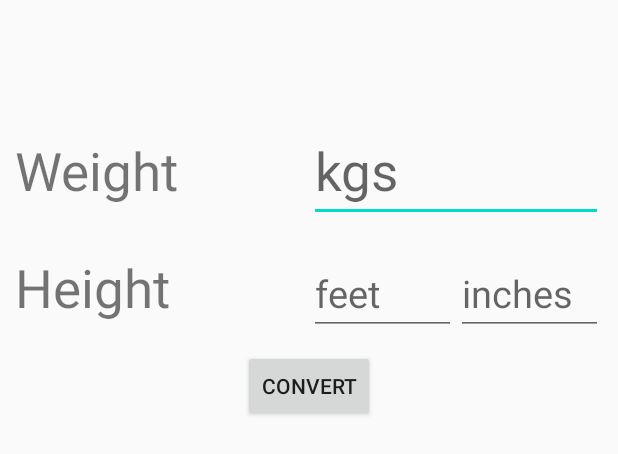
After one commit to mmahadt/TravelExpense, an Android app: the layout fragment_home.xml on its own in the app's theme, with its tools: preview values and no code run, on a phone screen of 412 x 824 dp. The commit adds this screen. Shown: the top 454 px of the screen. Run offline under Robolectric (Android 15) with nearby library versions, the phone set to English and light mode, and no system bars.

Commit message:
Setting fragment loaded

```diff
--- /dev/null
+++ b/app/src/main/res/layout/fragment_home.xml
@@ -0,0 +1,96 @@
+<?xml version="1.0" encoding="utf-8"?>
+<RelativeLayout xmlns:android="http://schemas.android.com/apk/res/android"
+    android:layout_width="match_parent"
+    android:layout_height="match_parent">
+
+    <LinearLayout
+        android:layout_width="match_parent"
+        android:layout_height="wrap_content"
+        android:layout_centerHorizontal="true"
+        android:layout_marginTop="70dp"
+        android:gravity="center"
+        android:orientation="vertical">
+
+        <LinearLayout
+            android:layout_width="match_parent"
+            android:layout_height="wrap_content"
+            android:layout_alignParentTop="true"
+            android:layout_margin="10dp"
+            android:orientation="horizontal">
+
+            <TextView
+                android:layout_width="0dp"
+                android:layout_height="wrap_content"
+                android:layout_weight="1"
+                android:text="Weight"
+                android:textSize="35sp" />
+
+            <EditText
+                android:id="@+id/et_kg"
+                android:layout_width="0dp"
+                android:layout_height="wrap_content"
+                android:layout_weight="1"
+                android:hint="kgs"
+                android:inputType="numberDecimal"
+                android:textSize="35sp" />
+
+        </LinearLayout>
+
+        <LinearLayout
+            android:layout_width="match_parent"
+            android:layout_height="wrap_content">
+
+
+        </LinearLayout>
+
+        <LinearLayout
+            android:layout_width="match_parent"
+            android:layout_height="wrap_content"
+            android:layout_margin="10dp">
+
+            <TextView
+                android:layout_width="0dp"
+                android:layout_height="wrap_content"
+                android:layout_centerInParent="true"
+                android:layout_weight="1"
+
+                android:text="Height"
+                android:textSize="35sp" />
+
+            <EditText
+                android:id="@+id/et_feet"
+                android:layout_width="0dp"
+                android:layout_height="wrap_content"
+                android:layout_weight=".5"
+                android:hint="feet"
+                android:inputType="numberDecimal"
+                android:textSize="25sp" />
+
+            <EditText
+                android:id="@+id/et_inches"
+                android:layout_width="0dp"
+                android:layout_height="wrap_content"
+                android:layout_weight=".5"
+                android:hint="inches"
+                android:inputType="numberDecimal"
+                android:textSize="25sp" />
+
+
+        </LinearLayout>
+
+        <Button
+            android:id="@+id/bt_convert"
+            android:layout_width="wrap_content"
+            android:layout_height="wrap_content"
+            android:text="Convert" />
+
+        <TextView
+            android:id="@+id/tv_res"
+            android:layout_width="wrap_content"
+            android:layout_height="wrap_content"
+            android:layout_marginTop="10dp"
+            android:textColor="@android:color/holo_green_light"
+            android:textSize="31dp" />
+    </LinearLayout>
+
+</RelativeLayout>
--- a/app/src/main/res/menu/bottom_menu.xml
+++ b/app/src/main/res/menu/bottom_menu.xml
@@ -16,4 +16,9 @@
         android:id="@+id/about"
         android:title="About" />
 
+    <item
+        android:icon="@drawable/ic_baseline_settings_24"
+        android:id="@+id/settings_button"
+        android:title="Settings" />
+
 </menu>
```
Also changed, not shown: app/src/main/java/com/example/travelexpenses/AboutFragment.java (added, +20 -0 lines), app/src/main/java/com/example/travelexpenses/ChartFragment.java (added, +21 -0 lines), app/src/main/java/com/example/travelexpenses/HomeFragment.java (added, +73 -0 lines), app/src/main/java/com/example/travelexpenses/SettingsActivity.java (+78 -8 lines), app/src/main/res/drawable/ic_baseline_settings_24.xml (added, +10 -0 lines), app/src/main/res/layout/fragment_about.xml (added, +35 -0 lines), app/src/main/res/layout/fragment_chart.xml (added, +27 -0 lines).
